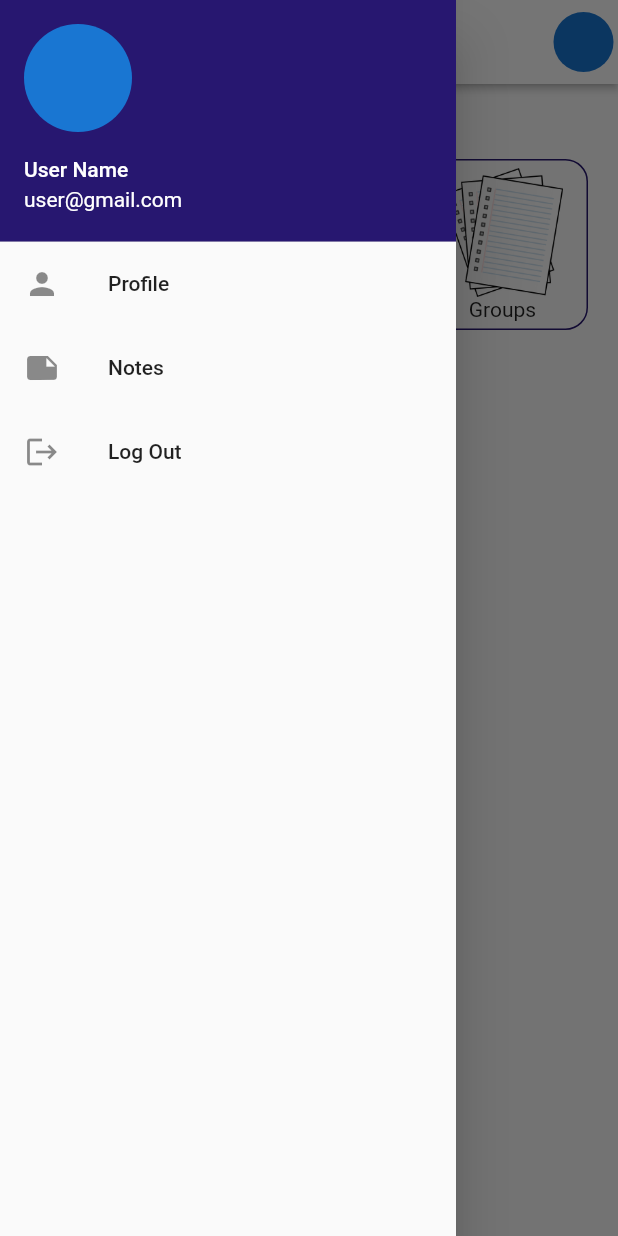
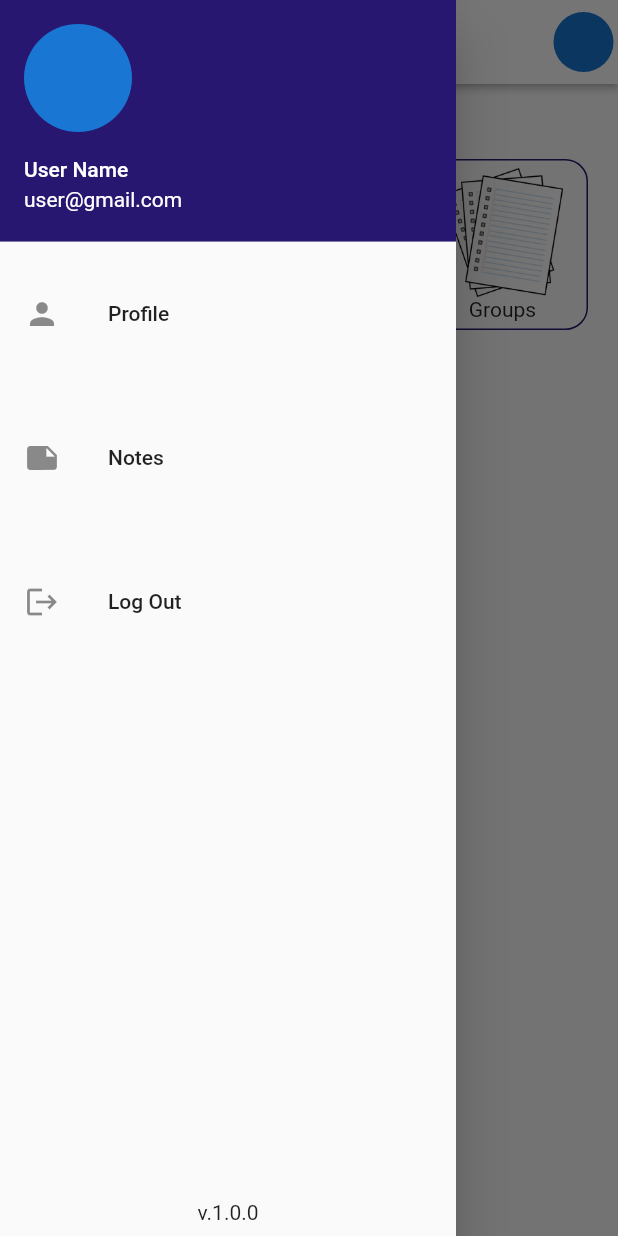
Before and after one commit to Aburafik/Christ_Embasy_App, a Flutter app: the HomeView screen opened directly, with the side drawer open, on a phone screen of 412 x 824 dp. Run offline on Flutter 3.47's test engine with Material 2 defaults, Android fonts, the light colour scheme and no system bars; our stand-ins replace bot_toast, page_transition.

Commit message:
Folders restructured

```diff
--- a/lib/Utils/widgets.dart
+++ b/lib/Utils/widgets.dart
@@ -2,13 +2,12 @@ import 'package:bot_toast/bot_toast.dart';
 import 'package:flutter/material.dart';
 import 'package:my_church_app/Utils/color_themes.dart';
 import 'package:my_church_app/Views/Announcements/announcement_view.dart';
-import 'package:my_church_app/Views/AttendanceView/atttendance_view.dart';
-import 'package:my_church_app/Views/ChurchGroups/groups_view.dart';
-import 'package:my_church_app/Views/ClockInView/clock_in_view.dart';
+import 'package:my_church_app/Views/Attendance/atttendance_view.dart';
+import 'package:my_church_app/Views/Groups/groups_view.dart';
 import 'package:my_church_app/Views/RequestPrayers/request_prayer.dart';
 
 class SectionsCard extends StatelessWidget {
-  SectionsCard({Key? key, this.index}) : super(key: key);
+  const SectionsCard({Key? key, this.index}) : super(key: key);
   final int? index;
   @override
   Widget build(BuildContext context) {
@@ -17,7 +16,7 @@ class SectionsCard extends StatelessWidget {
         customRouter(index, context);
       },
       child: Container(
-        padding: EdgeInsets.all(5),
+        padding: const EdgeInsets.all(5),
         child: Column(
           children: [
             Expanded(
@@ -30,7 +29,6 @@ class SectionsCard extends StatelessWidget {
         decoration: BoxDecoration(
           borderRadius: BorderRadius.circular(15),
           border: Border.all(color: ColorTheme.primaryColor, width: 1),
-          // color: Colors.red.withOpacity(0.4),
         ),
         //  margin: EdgeInsets.symmetric(h),
       ),
@@ -114,6 +112,11 @@ class AppDrawer extends StatelessWidget {
             icon: Icons.logout,
             title: "Log Out",
             onTap: () {},
+          ),
+          const Spacer(),
+          const Padding(
+            padding: EdgeInsets.all(8.0),
+            child: Text("v.1.0.0"),
           )
         ],
       ),
@@ -122,14 +125,17 @@ class AppDrawer extends StatelessWidget {
 }
 
 class DrawerTiles extends StatelessWidget {
-  DrawerTiles({Key? key, this.onTap, this.title, this.icon}) : super(key: key);
+  const DrawerTiles({Key? key, this.onTap, this.title, this.icon}) : super(key: key);
 
   final String? title;
-  void Function()? onTap;
-  IconData? icon;
+ final void Function()? onTap;
+ final IconData? icon;
 
   @override
   Widget build(BuildContext context) {
-    return ListTile(onTap: onTap, title: Text(title!), leading: Icon(icon));
+    return Padding(
+      padding: const EdgeInsets.symmetric(vertical: 20),
+      child: ListTile(onTap: onTap, title: Text(title!), leading: Icon(icon)),
+    );
   }
 }
--- a/lib/Views/welcome_view.dart
+++ b/lib/Views/welcome_view.dart
@@ -2,7 +2,8 @@
 
 import 'package:flutter/material.dart';
 import 'package:my_church_app/Utils/color_themes.dart';
-import 'package:my_church_app/Views/HomeViews/home_view.dart';
+
+import 'Home/home_view.dart';
 
 class WelcomeView extends StatelessWidget {
   const WelcomeView({Key? key}) : super(key: key);
--- a/pubspec.yaml
+++ b/pubspec.yaml
@@ -30,6 +30,7 @@ dependencies:
   flutter:
     sdk: flutter
   bot_toast: ^4.0.1
+  page_transition: ^2.0.5
 
 
   # The following adds the Cupertino Icons font to your application.
```
Also changed, not shown: lib/Views/Announcements/announcement_view.dart (+15 -15 lines), lib/Views/into_view.dart (+10 -13 lines), images/logo.png (added), lib/Views/Attendance/atttendance_view.dart (renamed from lib/Views/AttendanceView/atttendance_view.dart), lib/Views/Attendance/clock_in_view.dart (renamed from lib/Views/ClockInView/clock_in_view.dart), lib/Views/Auth/forgot_password.dart (renamed from lib/Views/AuthViews/forgot_password.dart), lib/Views/Auth/sign_in_view.dart (added), lib/Views/Auth/sign_up.dart (added), lib/Views/Groups/groups_view.dart (renamed from lib/Views/ChurchGroups/groups_view.dart), lib/Views/Home/home_view.dart (renamed from lib/Views/HomeViews/home_view.dart), pubspec.lock.
